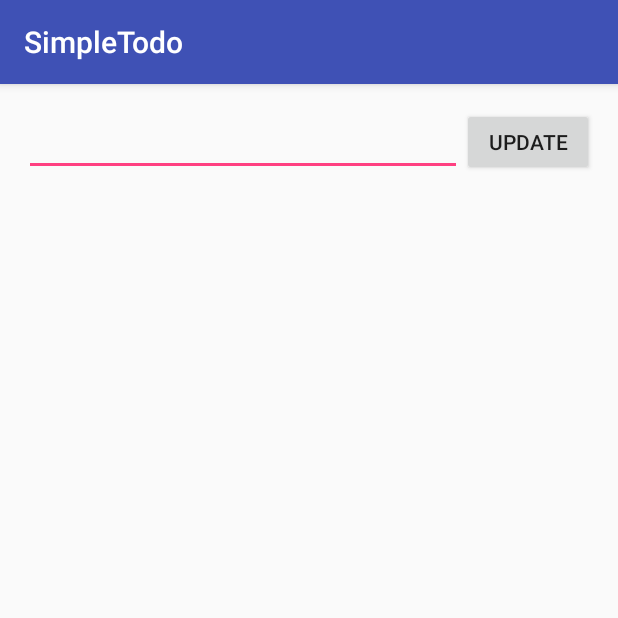
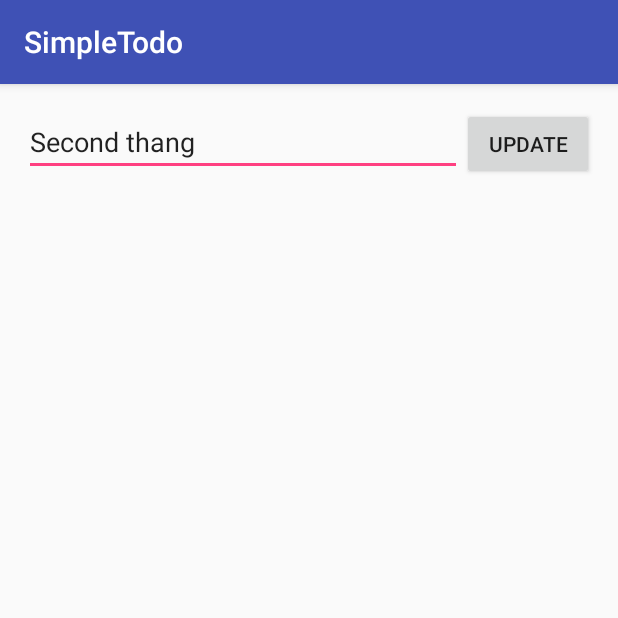
Before and after one commit to thomasphillips3/Listify, an Android app: the screen it shows after launch (EditItemActivity), after a tap on "Second thang", on a phone screen of 412 x 824 dp, the top half of it. Run offline under Robolectric (Android 15) with nearby library versions, the light colour scheme and no system bars; 2 other taps on this screen came first.

Commit message:
Upgraded Gradle from 2.10 to 2.14.1 Launch the edit activity with the text to be edited

```diff
--- a/app/src/main/java/engineering/aspire/simpletodo/EditItemActivity.java
+++ b/app/src/main/java/engineering/aspire/simpletodo/EditItemActivity.java
@@ -1,7 +1,8 @@
 package engineering.aspire.simpletodo;
 
+import android.os.Bundle;
 import android.support.v7.app.AppCompatActivity;
-import android.os.Bundle;
+import android.widget.EditText;
 
 public class EditItemActivity extends AppCompatActivity {
 
@@ -9,5 +10,11 @@ public class EditItemActivity extends AppCompatActivity {
     protected void onCreate(Bundle savedInstanceState) {
         super.onCreate(savedInstanceState);
         setContentView(R.layout.activity_edit_item);
+//        Log.v("tomdodo", "in onCreate of EditItemActivity");
+        String itemUnderEdit = getIntent().getStringExtra("itemUnderEdit");
+//        Log.v("tomtodo", "Currently editing: " + itemUnderEdit);
+
+        EditText etCurrentItem = (EditText) findViewById(R.id.etEditCurrentItem);
+        etCurrentItem.setText(itemUnderEdit);
     }
 }
--- a/app/src/main/java/engineering/aspire/simpletodo/MainActivity.java
+++ b/app/src/main/java/engineering/aspire/simpletodo/MainActivity.java
@@ -3,7 +3,6 @@ package engineering.aspire.simpletodo;
 import android.content.Intent;
 import android.os.Bundle;
 import android.support.v7.app.AppCompatActivity;
-import android.util.Log;
 import android.view.View;
 import android.widget.AdapterView;
 import android.widget.ArrayAdapter;
@@ -21,6 +20,8 @@ public class MainActivity extends AppCompatActivity {
     ArrayList<String> items;
     ArrayAdapter<String> itemsAdapter;
     ListView lvItems;
+
+    private final int REQUEST_CODE = 100;
 
     @Override
     protected void onCreate(Bundle savedInstanceState) {
@@ -54,10 +55,11 @@ public class MainActivity extends AppCompatActivity {
                     @Override
                     public void onItemClick(AdapterView<?> adapter,
                                                View item, int pos, long id) {
-                        Log.v("TODOAPP", "in onItemClick");
+                        String itemUnderEdit = items.get(pos).toString();
                         Intent launchEditItemActivity = new Intent(MainActivity.this, EditItemActivity.class);
                         launchEditItemActivity.setAction(Intent.ACTION_EDIT);
-                        startActivity(launchEditItemActivity);
+                        launchEditItemActivity.putExtra("itemUnderEdit", itemUnderEdit);
+                        startActivityForResult(launchEditItemActivity, REQUEST_CODE);
                     }
                 });
     }
--- a/app/src/main/res/layout/activity_edit_item.xml
+++ b/app/src/main/res/layout/activity_edit_item.xml
@@ -14,7 +14,7 @@
         android:layout_height="wrap_content"
         android:inputType="textMultiLine"
         android:ems="10"
-        android:id="@+id/editText"
+        android:id="@+id/etEditCurrentItem"
         android:layout_alignParentTop="true"
         android:layout_alignParentLeft="true"
         android:layout_alignParentStart="true"
@@ -29,4 +29,5 @@
         android:layout_alignBottom="@+id/editText"
         android:layout_alignParentRight="true"
         android:layout_alignParentEnd="true" />
+
 </RelativeLayout>
--- a/build.gradle
+++ b/build.gradle
@@ -5,7 +5,7 @@ buildscript {
         jcenter()
     }
     dependencies {
-        classpath 'com.android.tools.build:gradle:2.1.2'
+        classpath 'com.android.tools.build:gradle:2.1.3'
 
         // NOTE: Do not place your application dependencies here; they belong
         // in the individual module build.gradle files
```
Also changed, not shown: gradle/wrapper/gradle-wrapper.properties.
